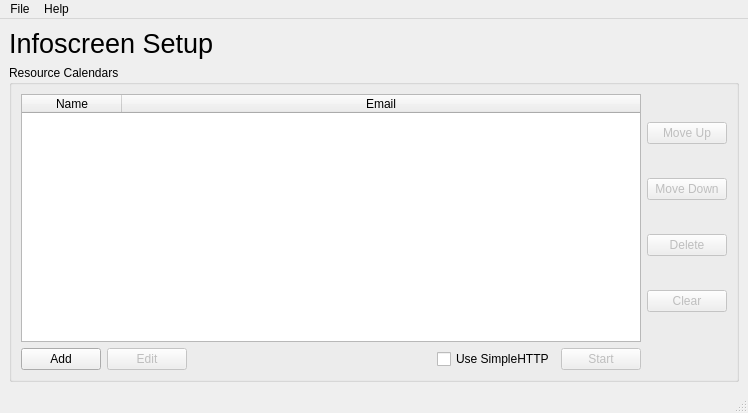
Qt form CalendarInfoscreen/ui/InfoScreen.ui (karivatj/Script-Tools) before a commit.
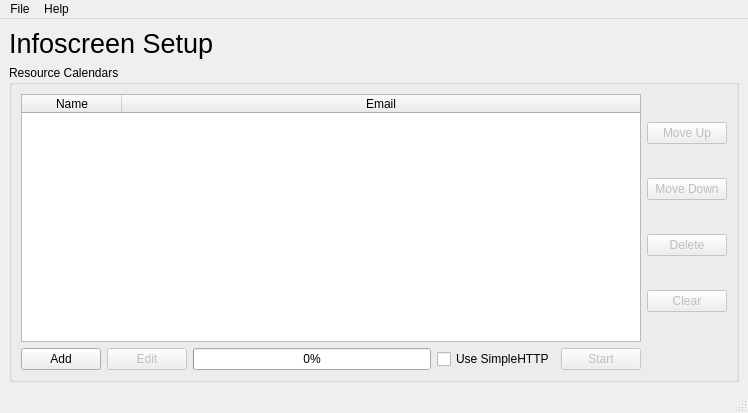
The same form after that commit.

Patch:
```diff
--- a/CalendarInfoscreen/ui/InfoScreen.ui
+++ b/CalendarInfoscreen/ui/InfoScreen.ui
@@ -43,17 +43,11 @@
             </widget>
            </item>
            <item>
-            <spacer name="horizontalSpacer">
-             <property name="orientation">
-              <enum>Qt::Horizontal</enum>
+            <widget class="QProgressBar" name="progressBar">
+             <property name="value">
+              <number>0</number>
              </property>
-             <property name="sizeHint" stdset="0">
-              <size>
-               <width>40</width>
-               <height>20</height>
-              </size>
-             </property>
-            </spacer>
+            </widget>
            </item>
            <item>
             <widget class="QCheckBox" name="chkUseHTTP">
```
Left out of the diff: 2 changed lines with no effect on the pictures.
